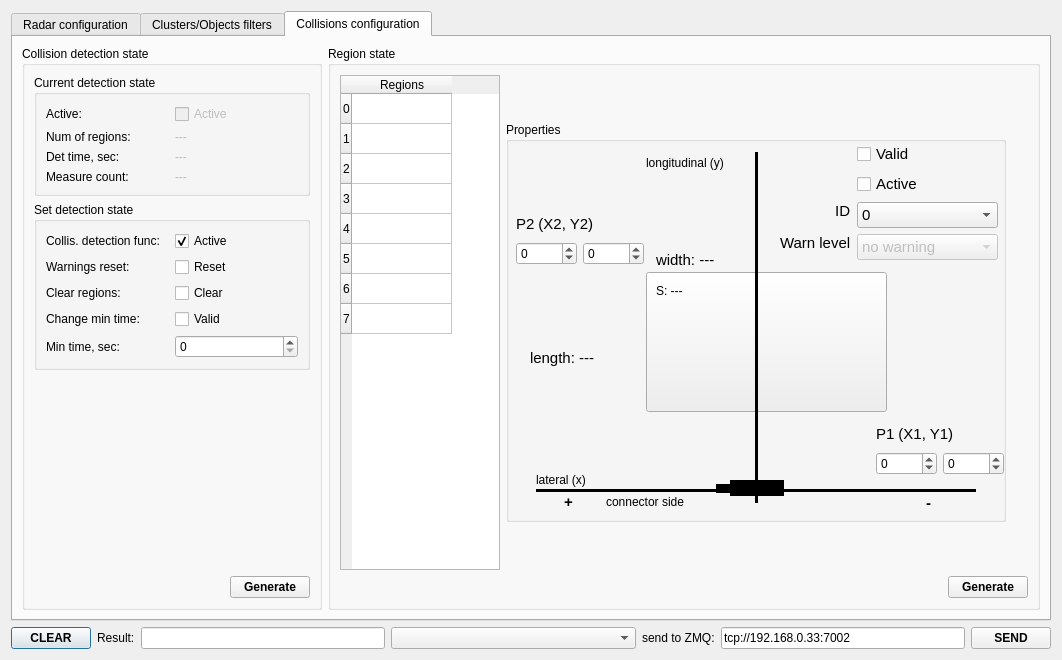
This is dialogconfig.ui in anatoltrush/RadarVisual as Qt 5 draws it before an edit. The edited form follows.
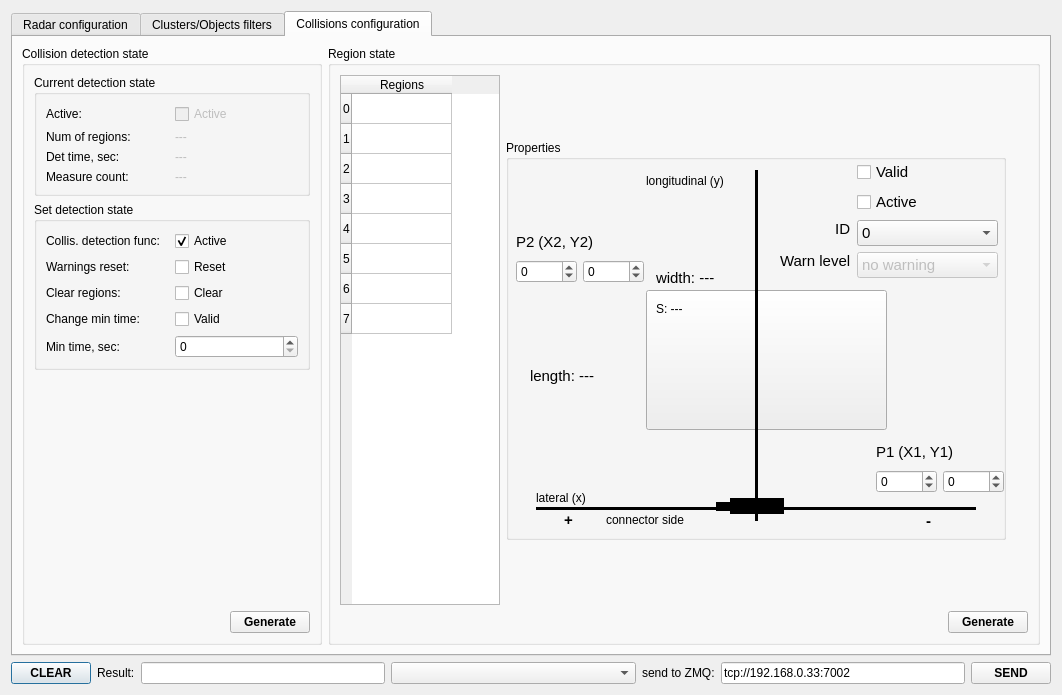
This is the edited form.

Patch:
```diff
--- a/dialogconfig.ui
+++ b/dialogconfig.ui
@@ -7,7 +7,7 @@
     <x>0</x>
     <y>0</y>
     <width>1062</width>
-    <height>660</height>
+    <height>695</height>
    </rect>
   </property>
   <property name="windowTitle">
```
Left out of the diff: 10 changed lines with no effect on the pictures.
